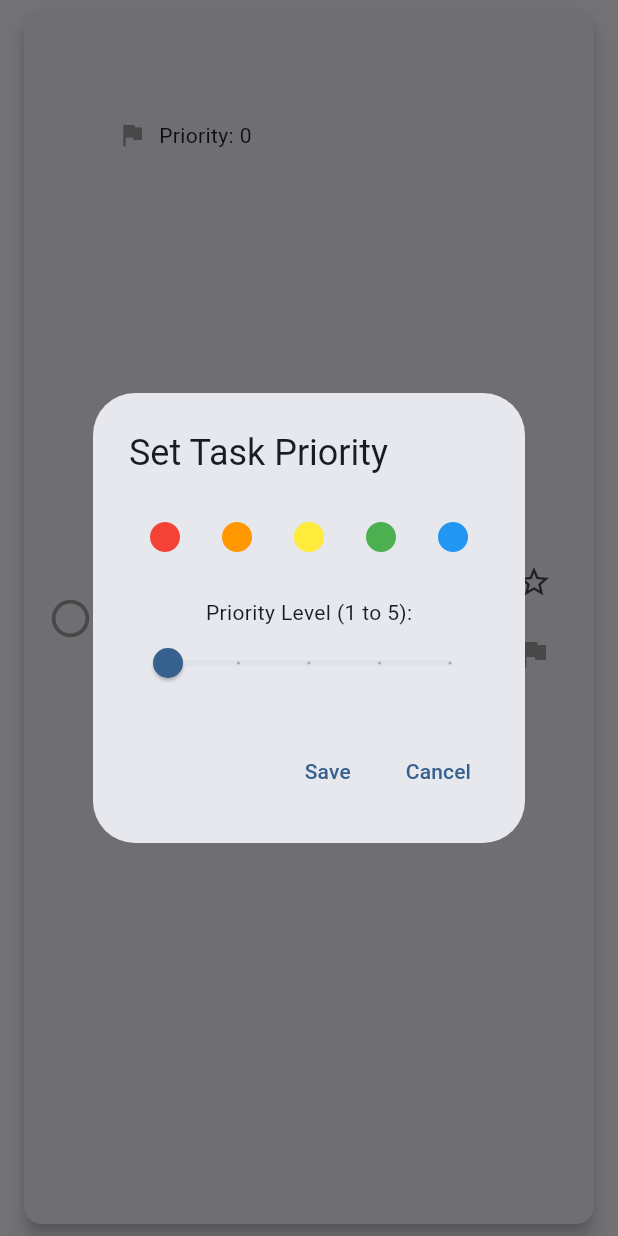
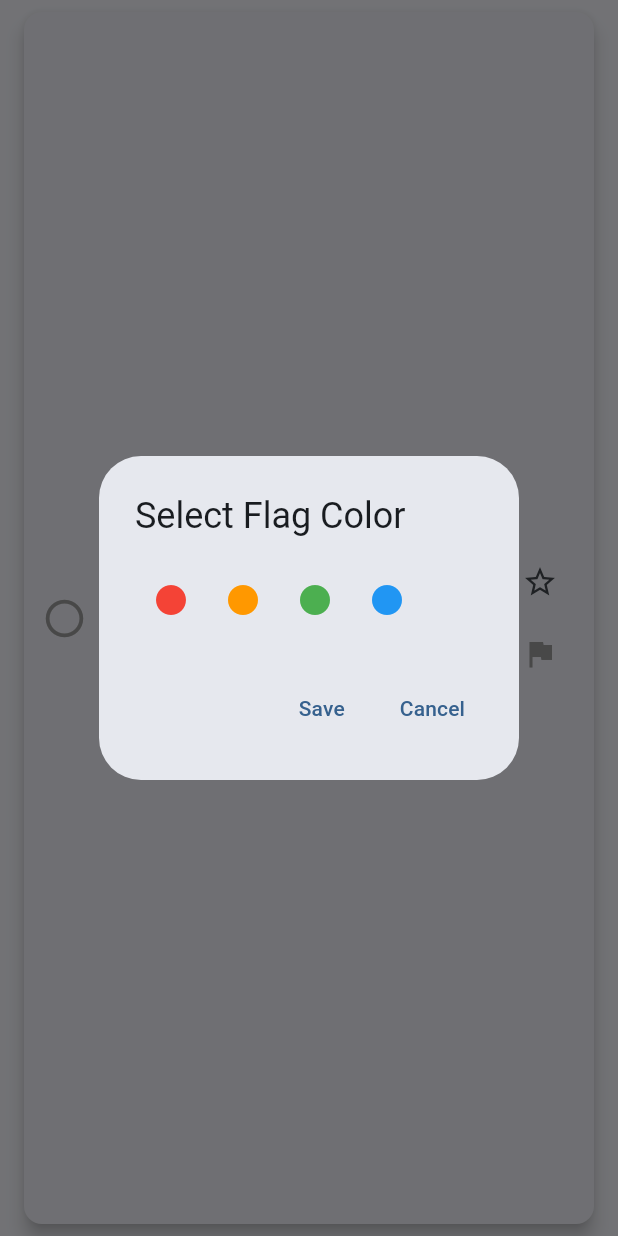
Before and after one commit to karthi1321/gotodone, a Flutter app: the TaskCard widget shown alone on an empty page, opened directly with empty values, after a tap on the "flag" icon, on a phone screen of 412 x 824 dp. Run offline on Flutter 3.47's test engine with Material 3 defaults, Android fonts, the light colour scheme and no system bars; our stand-ins replace flutter_svg, flutter_tts, page_transition, shared_preferences; accounts and stored records are empty.

Commit message:
flag color changed

```diff
--- a/lib/models/task_model.dart
+++ b/lib/models/task_model.dart
@@ -12,8 +12,9 @@
   bool isFav;
   int? completedTime;
 
-  var priorityLevel; // Priority level for task (1-5)
-  Color? priorityFlag; // Priority flag color
+  // Separate flag for priority color and priority level
+  Color? priorityFlag; // Priority flag (color)
+  int? priorityLevel; // Priority level (1-5)
 
   Task({
     required this.id,
@@ -40,9 +41,9 @@
         'has_subtask': hasSubtask,
         'has_attachment': hasAttachment,
         'is_fav': isFav,
-        'completed_time': completedTime, // Serialize the completed time
-        'priority_flag': priorityFlag?.value, // Serialize the priority flag color
-        'priority_level': priorityLevel, // Serialize the priority level
+        'completed_time': completedTime,
+        'priority_flag': priorityFlag?.value, // Serialize the color
+        'priority_level': priorityLevel, // Serialize the level
       };
 
   factory Task.fromJson(Map<String, dynamic> json) {
@@ -56,9 +57,9 @@
       hasSubtask: json['has_subtask'],
       hasAttachment: json['has_attachment'],
       isFav: json['is_fav'],
-      completedTime: json['completed_time'], // Deserialize completed time
-      priorityFlag: json['priority_flag'] != null ? Color(json['priority_flag']) : null, // Deserialize priority flag
-      priorityLevel: json['priority_level'], // Deserialize priority level
+      completedTime: json['completed_time'],
+      priorityFlag: json['priority_flag'] != null ? Color(json['priority_flag']) : null,
+      priorityLevel: json['priority_level'],
     );
   }
 
--- a/lib/screens/task_card.dart
+++ b/lib/screens/task_card.dart
@@ -1,7 +1,7 @@
 import 'package:flutter/material.dart';
 import 'package:gotodone/models/task_model.dart';
 
-class TaskCard extends StatelessWidget {
+class TaskCard extends StatefulWidget {
   final Task task;
   final VoidCallback onComplete;
   final VoidCallback onSave;
@@ -16,6 +16,15 @@
   }) : super(key: key);
 
   @override
+  _TaskCardState createState() => _TaskCardState();
+}
+
+class _TaskCardState extends State<TaskCard> {
+  // Variables for flag color and priority level
+  late Color? priorityFlag = widget.task.priorityFlag;
+  late int? priorityLevel = widget.task.priorityLevel;
+
+  @override
   Widget build(BuildContext context) {
     return Card(
       margin: const EdgeInsets.symmetric(horizontal: 16, vertical: 8),
@@ -24,20 +33,18 @@
         borderRadius: BorderRadius.circular(12.0), // Rounded corners
       ),
       child: InkWell(
-        onTap: onComplete,
+        onTap: widget.onComplete,
         borderRadius: BorderRadius.circular(12.0),
         child: Padding(
-          padding: const EdgeInsets.all(16.0),
+          padding: const EdgeInsets.all(12.0), // Reduced padding
           child: Row(
             children: [
-              // Left Side: Priority icon (High / Low)
+              // Left Side: Radio button (for task completion)
               Padding(
-                padding: const EdgeInsets.only(right: 16.0),
-                child: Icon(
-                  task.status == 2 ? Icons.radio_button_checked : Icons.radio_button_unchecked,
-                  color: task.status == 2 ? Colors.green : Colors.grey,
-                  size: 30,
-                ),
+                padding: const EdgeInsets.only(right: 12.0),
+                child: widget.task.status == 2
+                    ? Icon(Icons.radio_button_checked, color: Colors.green, size: 30)
+                    : Icon(Icons.radio_button_unchecked, color: Colors.grey, size: 30),
               ),
               // Task title and label
               Expanded(
@@ -46,7 +53,7 @@
                   children: [
                     // Task Title
                     Text(
-                      task.title,
+                      widget.task.title,
                       style: const TextStyle(
                         color: Colors.black,
                         fontWeight: FontWeight.bold,
@@ -56,50 +63,38 @@
                     const SizedBox(height: 4),
                     // Task Label
                     Text(
-                      task.label,
+                      widget.task.label,
                       style: TextStyle(
                         color: Colors.grey[700],
                         fontSize: 14,
                       ),
                     ),
-                    // Task Priority (Flag and Level)
-                    if (task.priorityFlag != null) ...[
-                      const SizedBox(height: 8),
-                      Row(
-                        children: [
-                          Icon(
-                            Icons.flag,
-                            color: task.priorityFlag,
-                            size: 20,
-                          ),
-                          const SizedBox(width: 8),
-                          Text('Priority: ${task.priorityLevel}'),
-                        ],
-                      ),
-                    ],
+
                   ],
                 ),
               ),
-              // Right Side: Save and Flag button
+              // Right Side: Save and Flag buttons
               Column(
                 mainAxisSize: MainAxisSize.min,
                 children: [
                   IconButton(
-                    icon: task.isFav
+                    icon: widget.task.isFav
                         ? Icon(Icons.star, color: Colors.yellow)
                         : Icon(Icons.star_border),
-                    onPressed: onSave,
-                    tooltip: task.isFav
+                    onPressed: widget.onSave,
+                    tooltip: widget.task.isFav
                         ? 'Remove from Favorites'
                         : 'Add to Favorites',
                   ),
+                  // Flag Button (only shown if flag color isn't selected)
                   IconButton(
-                    icon: Icon(Icons.flag, color: task.priorityFlag ?? Colors.grey),
+                    icon: Icon(Icons.flag, color: priorityFlag ?? Colors.grey),
                     onPressed: () {
-                      _showPriorityDialog(context);
+                      _showFlagColorDialog(context);
                     },
-                    tooltip: 'Set Priority',
-                  ),
+                    tooltip: 'Set Flag Color',
+                  )
+
                 ],
               ),
             ],
@@ -109,46 +104,28 @@
     );
   }
 
-  void _showPriorityDialog(BuildContext context) {
-    // Show a dialog for selecting the priority flag and level
+  // Dialog to select flag color
+  void _showFlagColorDialog(BuildContext context) {
     showDialog(
       context: context,
       builder: (context) {
         return AlertDialog(
-          title: Text('Set Task Priority'),
-          content: Column(
-            mainAxisSize: MainAxisSize.min,
+          title: Text('Select Flag Color'),
+          content: Wrap(
             children: [
-              // Flag color options
-              Wrap(
-                children: [
-                  _buildFlagOption(Colors.red, 'High', context),
-                  _buildFlagOption(Colors.orange, 'Medium', context),
-                  _buildFlagOption(Colors.yellow, 'Low', context),
-                  _buildFlagOption(Colors.green, 'Completed', context),
-                  _buildFlagOption(Colors.blue, 'None', context),
-                ],
-              ),
-              // Priority level (1 to 5)
-              const SizedBox(height: 16),
-              Text('Priority Level (1 to 5):'),
-              Slider(
-                value: task.priorityLevel?.toDouble() ?? 3.0,
-                min: 1,
-                max: 5,
-                divisions: 4,
-                onChanged: (value) {
-                  // Update the priority level
-                  task.priorityLevel = value.toInt();
-                },
-              ),
+              _buildFlagOption(Colors.red, 'High', context),
+              _buildFlagOption(Colors.orange, 'Medium', context),
+              _buildFlagOption(Colors.green, 'Low', context),
+              _buildFlagOption(Colors.blue, 'None', context),
             ],
           ),
           actions: [
             TextButton(
               onPressed: () {
-                // Save the priority flag and level
-                onSave();
+                widget.onSave();
+                setState(() {
+                  priorityFlag = widget.task.priorityFlag; // Update the flag color
+                });
                 Navigator.pop(context);
               },
               child: Text('Save'),
@@ -165,14 +142,61 @@
     );
   }
 
+  // Helper for flag color selection
   Widget _buildFlagOption(Color color, String label, BuildContext context) {
     return IconButton(
       icon: Icon(Icons.circle, color: color),
       onPressed: () {
-        // Update task's flag color
-        task.priorityFlag = color;
+        setState(() {
+          widget.task.priorityFlag = color; // Update the task's flag
+          priorityFlag = color; // Update the state to reflect the new flag
+        });
         Navigator.pop(context); // Close the dialog
-        onSave(); // Update the task
+      },
+    );
+  }
+
+  // Dialog to select priority level
+  void _showPriorityLevelDialog(BuildContext context) {
+    showDialog(
+      context: context,
+      builder: (context) {
+        return AlertDialog(
+          title: Text('Set Priority Level'),
+          content: Column(
+            mainAxisSize: MainAxisSize.min,
+            children: [
+              Text('Select priority level (1 to 5):'),
+              Slider(
+                value: widget.task.priorityLevel?.toDouble() ?? 3.0,
+                min: 1,
+                max: 5,
+                divisions: 4,
+                onChanged: (value) {
+                  setState(() {
+                    widget.task.priorityLevel = value.toInt();
+                    priorityLevel = widget.task.priorityLevel; // Update the priority level
+                  });
+                },
+              ),
+            ],
+          ),
+          actions: [
+            TextButton(
+              onPressed: () {
+                widget.onSave();
+                Navigator.pop(context);
+              },
+              child: Text('Save'),
+            ),
+            TextButton(
+              onPressed: () {
+                Navigator.pop(context);
+              },
+              child: Text('Cancel'),
+            ),
+          ],
+        );
       },
     );
   }
```
